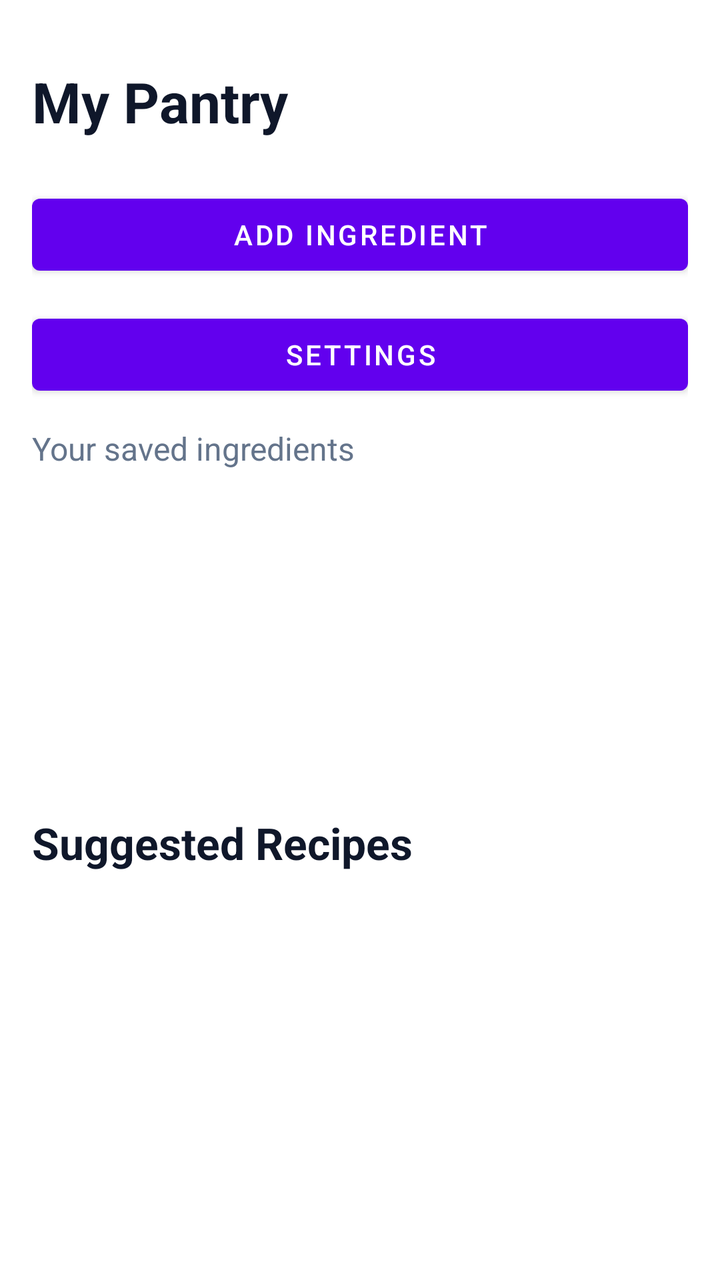
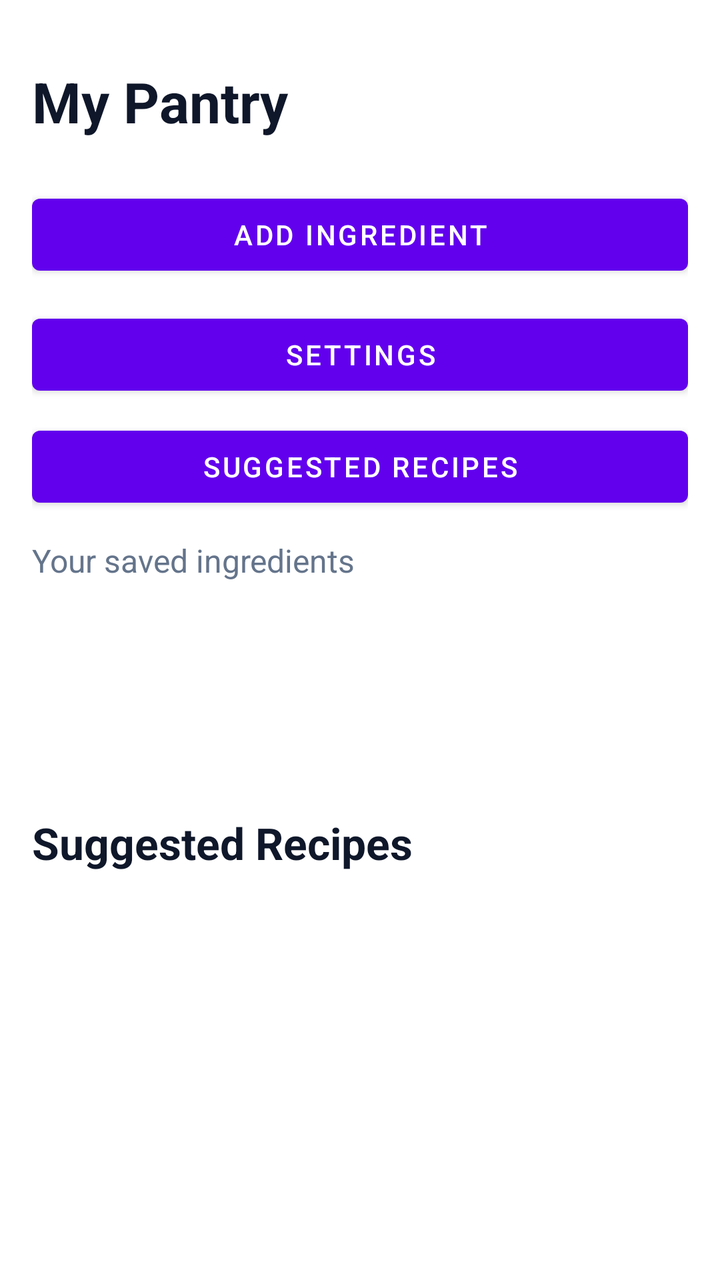

An Android layout rendered at two revisions. The XML below is the earlier revision; the diff shows what the commit changed to produce the second picture.
<!-- AndroidManifest.xml: application theme Theme.SmartPantryManagement -->
<!-- res/layout/activity_main.xml -->
<?xml version="1.0" encoding="utf-8"?>
<LinearLayout xmlns:android="http://schemas.android.com/apk/res/android"
    android:id="@+id/main"
    android:layout_width="match_parent"
    android:layout_height="match_parent"
    android:orientation="vertical"
    android:padding="16dp"
    android:background="#FFFFFF">

    <TextView
        android:id="@+id/textPantryTitle"
        android:layout_width="match_parent"
        android:layout_height="wrap_content"
        android:layout_marginTop="8dp"
        android:layout_marginBottom="8dp"
        android:paddingTop="8dp"
        android:paddingBottom="8dp"
        android:text="My Pantry"
        android:textColor="#0F172A"
        android:textSize="28sp"
        android:textStyle="bold"
        android:gravity="start|center_vertical"
        android:includeFontPadding="true"
        android:maxLines="2"
        android:ellipsize="none" />

    <Button
        android:id="@+id/buttonAddIngredient"
        android:layout_width="match_parent"
        android:layout_height="wrap_content"
        android:layout_marginTop="8dp"
        android:text="Add Ingredient" />

    <Button
        android:id="@+id/buttonSettings"
        android:layout_width="match_parent"
        android:layout_height="wrap_content"
        android:text="Settings"
        android:layout_marginTop="12dp" />


    <TextView
        android:id="@+id/textPantrySubtitle"
        android:layout_width="match_parent"
        android:layout_height="wrap_content"
        android:layout_marginTop="12dp"
        android:layout_marginBottom="12dp"
        android:text="Your saved ingredients"
        android:textSize="16sp"
        android:textColor="#64748B" />

    <TextView
        android:id="@+id/textEmptyPantry"
        android:layout_width="match_parent"
        android:layout_height="wrap_content"
        android:gravity="center"
        android:padding="24dp"
        android:text="Your pantry is empty. Add an ingredient to get started."
        android:textSize="16sp"
        android:textColor="#64748B"
        android:visibility="gone" />

    <androidx.recyclerview.widget.RecyclerView
        android:id="@+id/recyclerPantry"
        android:layout_width="match_parent"
        android:layout_height="0dp"
        android:layout_weight="1"
        android:clipToPadding="false"
        android:paddingBottom="8dp" />

    <TextView
        android:id="@+id/textRecipeSuggestionsTitle"
        android:layout_width="match_parent"
        android:layout_height="wrap_content"
        android:layout_marginTop="12dp"
        android:layout_marginBottom="8dp"
        android:text="Suggested Recipes"
        android:textColor="#0F172A"
        android:textSize="22sp"
        android:textStyle="bold" />

    <TextView
        android:id="@+id/textEmptyRecipes"
        android:layout_width="match_parent"
        android:layout_height="wrap_content"
        android:padding="8dp"
        android:text="No recipes match your pantry ingredients yet."
        android:textColor="#64748B"
        android:textSize="14sp"
        android:visibility="gone" />

    <androidx.recyclerview.widget.RecyclerView
        android:id="@+id/recyclerRecipes"
        android:layout_width="match_parent"
        android:layout_height="180dp"
        android:clipToPadding="false"
        android:paddingBottom="8dp" />

</LinearLayout>
<!-- resources referenced by this layout -->
<resources>
  <style name="Theme.SmartPantryManagement" parent="Theme.MaterialComponents.DayNight.DarkActionBar">
          
          <item name="colorPrimary">@color/purple_500</item>
          <item name="colorPrimaryVariant">@color/purple_700</item>
          <item name="colorOnPrimary">@color/white</item>
          
          <item name="colorSecondary">@color/teal_200</item>
          <item name="colorSecondaryVariant">@color/teal_700</item>
          <item name="colorOnSecondary">@color/black</item>
          
          <item name="android:statusBarColor">?attr/colorPrimaryVariant</item>
          
      </style>
  <color name="purple_500">#FF6200EE</color>
  <color name="purple_700">#FF3700B3</color>
  <color name="white">#FFFFFFFF</color>
  <color name="teal_200">#FF03DAC5</color>
  <color name="teal_700">#FF018786</color>
  <color name="black">#FF000000</color>
</resources>

<!-- the commit's change to res/layout/activity_main.xml (unified diff, before → after) -->
@@ -37,6 +37,13 @@
         android:layout_height="wrap_content"
         android:text="Settings"
         android:layout_marginTop="12dp" />
+
+    <Button
+        android:id="@+id/buttonSuggestedRecipes"
+        android:layout_width="match_parent"
+        android:layout_height="wrap_content"
+        android:text="Suggested Recipes"
+        android:layout_marginTop="8dp" />
 
 
     <TextView
